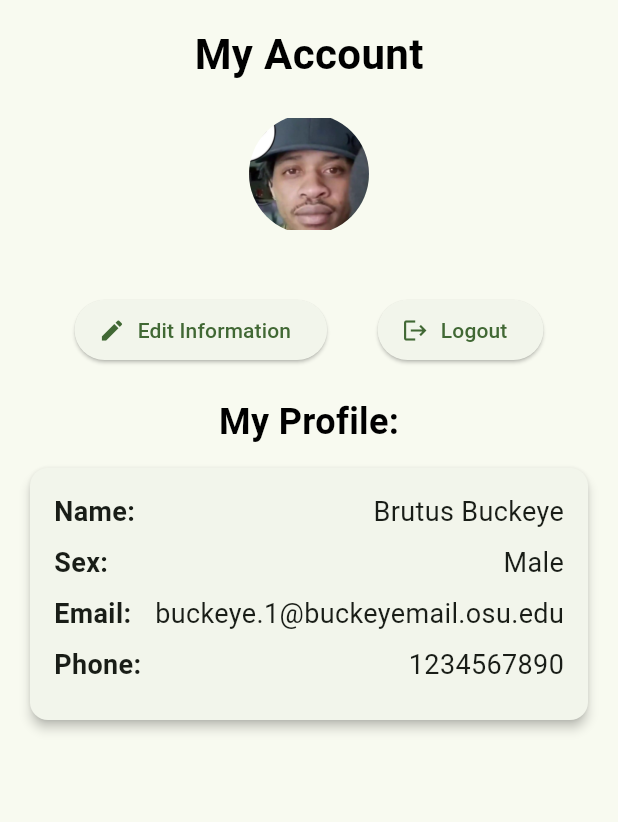
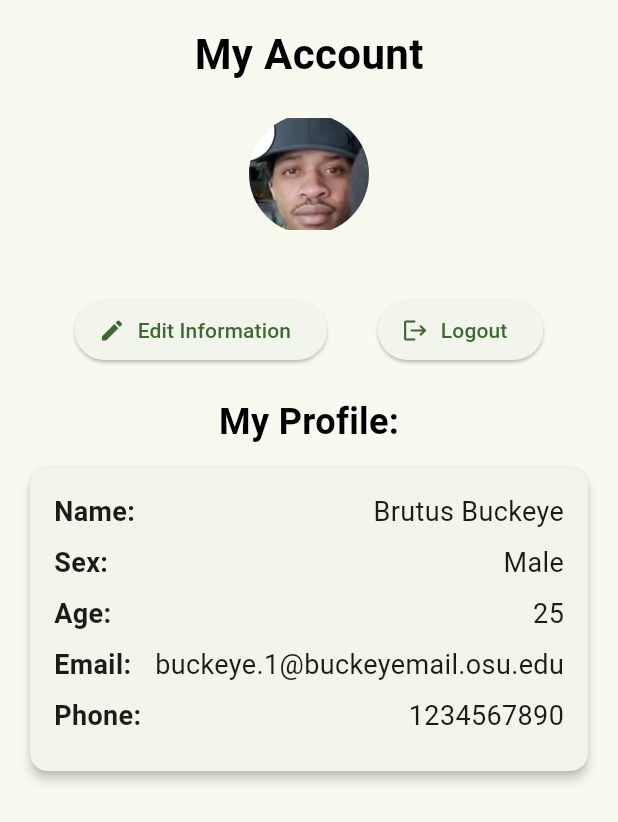
Before and after one commit to danielgof/HackOHIO2024, a Flutter app: the ProfilePage screen opened directly, on a phone screen of 412 x 824 dp. Shown: the top 822 px of the screen. Run offline on Flutter 3.47's test engine with Material 3 defaults, Android fonts, the phone set to English and light mode, and no system bars; our stand-ins replace camera.

Commit message:
added age controller to  profile

```diff
--- a/app/lib/private/profile_page.dart
+++ b/app/lib/private/profile_page.dart
@@ -51,6 +51,11 @@ class ProfilePageState extends State<ProfilePage> {
   void dispose() {
     _searchController.dispose();
     _fullNameController.dispose();
+    _numberController.dispose();
+    _addressController.dispose();
+    _phoneController.dispose();
+    _emailController.dispose();
+    _ageController.dispose();
     super.dispose();
   }
 
@@ -116,8 +121,9 @@ class ProfilePageState extends State<ProfilePage> {
                               Text(
                                 'My Info:',
                                 style: TextStyle(
-                                    fontSize: 20, fontWeight: FontWeight.bold,color: Colors.black),
-
+                                    fontSize: 20,
+                                    fontWeight: FontWeight.bold,
+                                    color: Colors.black),
                               ),
                               SizedBox(height: 20),
                               TextFormField(
@@ -164,6 +170,18 @@ class ProfilePageState extends State<ProfilePage> {
                               ),
                               SizedBox(height: 10),
                               TextFormField(
+                                controller: _ageController,
+                                keyboardType: TextInputType.number,
+                                decoration: InputDecoration(
+                                  labelText: 'Age',
+                                  border: OutlineInputBorder(),
+                                ),
+                                inputFormatters: [
+                                  FilteringTextInputFormatter.digitsOnly,
+                                ],
+                              ),
+                              SizedBox(height: 10),
+                              TextFormField(
                                 controller: _numberController,
                                 keyboardType: TextInputType.number,
                                 decoration: InputDecoration(
@@ -206,7 +224,8 @@ class ProfilePageState extends State<ProfilePage> {
                               Text(
                                 'My Health:',
                                 style: TextStyle(
-                                    fontSize: 20, fontWeight: FontWeight.bold),
+                                    fontSize: 20,
+                                    fontWeight: FontWeight.bold),
                               ),
                               const SizedBox(height: 10),
                               ListView.builder(
@@ -230,9 +249,8 @@ class ProfilePageState extends State<ProfilePage> {
                         ),
                       ),
                     ),
-                    // Add the Visibility widget to hide this section based on _isVisible
                     Visibility(
-                      visible: _isVisible, // Only show this section when _isVisible is false
+                      visible: _isVisible,
                       child: Column(
                         children: [
                           SizedBox(height: 20),
@@ -280,6 +298,8 @@ class ProfilePageState extends State<ProfilePage> {
                                             'Name:', _fullNameController.text),
                                         _buildProfileDetail('Sex:', _sexOption),
                                         _buildProfileDetail(
+                                            'Age:', _ageController.text),
+                                        _buildProfileDetail(
                                             'Email:', _emailController.text),
                                         _buildProfileDetail(
                                             'Phone:', _phoneController.text),
```
